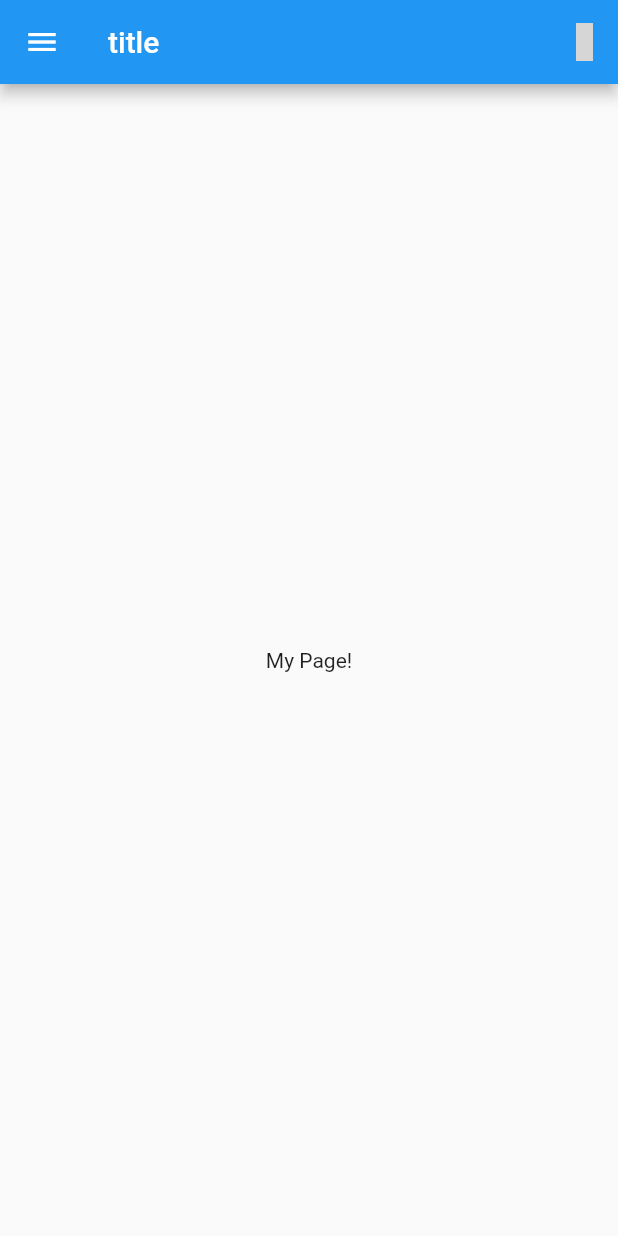
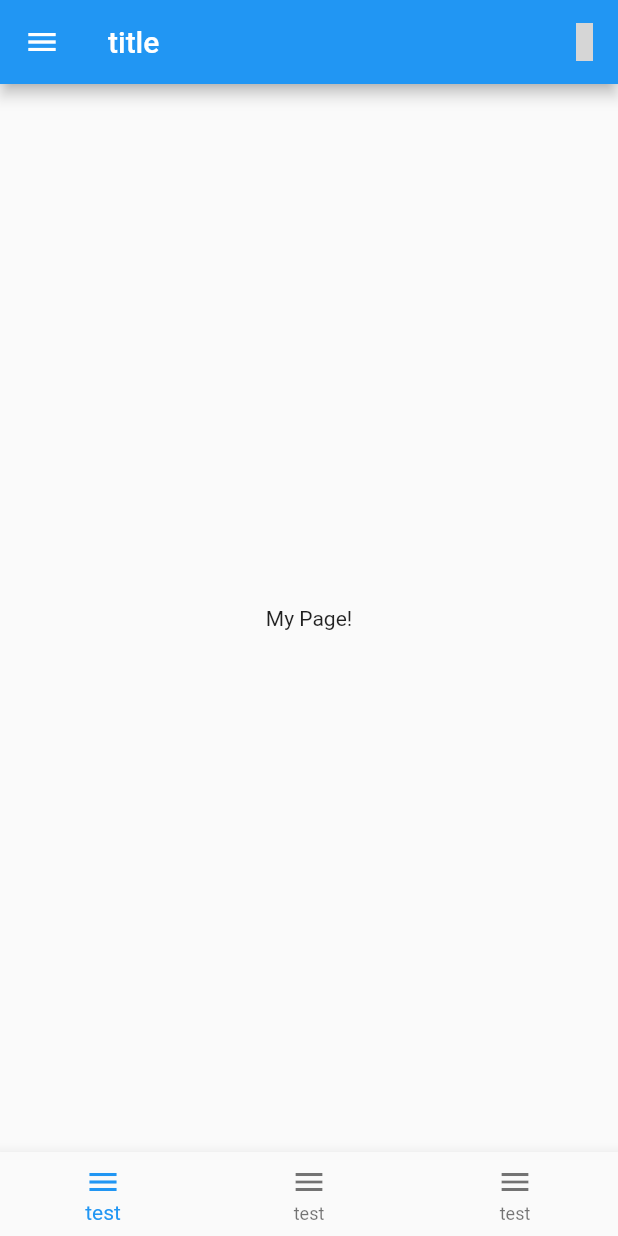
Before and after one commit to ShiroYacha/flutterhackathon19, a Flutter app: the screen it shows after launch, on a phone screen of 412 x 824 dp. Run offline on Flutter 3.47's test engine with Material 2 defaults, Android fonts, the phone set to English and light mode, and no system bars; our stand-ins replace flushbar, flutter_icons, flutter_inner_drawer, hidden_drawer_menu; missing offline and left inert: barcode_scan; grey boxes are pictures that could not be loaded.

Commit message:
fix snackbar factory, work on bottom navbar

```diff
--- /dev/null
+++ b/flutterpen/lib/bottom_navbar.dart
@@ -0,0 +1,22 @@
+import 'package:flutter/material.dart';
+import 'package:flutter_icons/flutter_icons.dart';
+
+class BottomNavbarFactory {
+  static const String initial = "initial";
+
+  Widget createBottomNavbar(
+    String library,
+  ) {
+    switch (library) {
+      case initial:
+        return BottomNavigationBar(
+          items: [
+            BottomNavigationBarItem(icon: Icon(Icons.menu), title: Text("test")),
+            BottomNavigationBarItem(icon: Icon(Icons.menu), title: Text("test")),
+            BottomNavigationBarItem(icon: Icon(Icons.menu), title: Text("test")),
+          ],
+        );
+        break;
+    }
+  }
+}
--- a/flutterpen/lib/drawers.dart
+++ b/flutterpen/lib/drawers.dart
@@ -4,6 +4,7 @@ import 'package:hidden_drawer_menu/hidden_drawer/hidden_drawer_menu.dart';
 import 'package:hidden_drawer_menu/menu/item_hidden_menu.dart';
 import 'package:hidden_drawer_menu/hidden_drawer/screen_hidden_drawer.dart';
 import 'package:flutter_icons/flutter_icons.dart';
+import 'bottom_navbar.dart';
 
 class DrawerRoute {}
 
@@ -11,18 +12,21 @@ class DrawerFactory {
   static const String initial = "initial";
   static const String hidden_drawer_menu = "hidden_drawer_menu";
   static const String flutter_inner_drawer = "flutter_inner_drawer";
+  BottomNavbarFactory _bottomNavbarFactory = BottomNavbarFactory();
 
   final GlobalKey<InnerDrawerState> _innerDrawerKey =
       GlobalKey<InnerDrawerState>();
 
-  Widget createDrawerApp(String library, List<DrawerRoute> routes, BuildContext context, Function qrCallback) {
+  Widget createDrawerApp(String library, List<DrawerRoute> routes,
+      BuildContext context, Map<String, String> _configs, Function qrCallback) {
     switch (library) {
       case "initial":
-        return createFlutterDrawerMenuApp(routes, context, qrCallback);
+        return createFlutterDrawerMenuApp(
+            routes, context, _configs, qrCallback);
       case "hidden_drawer_menu":
-        return createHiddenDrawerMenuApp(routes, context, qrCallback);
+        return createHiddenDrawerMenuApp(routes, context, _configs, qrCallback);
       case "flutter_inner_drawer":
-        return createInnerDrawerMenuApp(routes, context, qrCallback);
+        return createInnerDrawerMenuApp(routes, context, _configs, qrCallback);
       default:
     }
     return Container();
@@ -31,20 +35,27 @@ class DrawerFactory {
   Widget createQrScanActionButton(Function callback) {
     return InkWell(
       onTap: callback,
-      child: Padding(padding: EdgeInsets.symmetric(horizontal: 10), child: Icon(
+      child: Padding(
+        padding: EdgeInsets.symmetric(horizontal: 10),
+        child: Icon(
           MaterialCommunityIcons.getIconData("qrcode-scan"),
           size: 25,
           color: Colors.white,
-      ),),
+        ),
+      ),
     );
   }
 
-  Widget createFlutterDrawerMenuApp(List<DrawerRoute> routes,  BuildContext context,  Function qrCallback) {
+  Widget createFlutterDrawerMenuApp(List<DrawerRoute> routes,
+      BuildContext context, Map<String, String> _configs, Function qrCallback) {
     return Scaffold(
-      appBar: AppBar(title: Text("title"), actions: <Widget>[
-        createQrScanActionButton(qrCallback)
-      ],),
+      appBar: AppBar(
+        title: Text("title"),
+        actions: <Widget>[createQrScanActionButton(qrCallback)],
+      ),
       body: Center(child: Text('My Page!')),
+      bottomNavigationBar:
+          _bottomNavbarFactory.createBottomNavbar(_configs["bottom_navbar"]),
       drawer: Drawer(
         // Add a ListView to the drawer. This ensures the user can scroll
         // through the options in the Drawer if there isn't enough vertical
@@ -83,7 +94,8 @@ class DrawerFactory {
     );
   }
 
-  Widget createInnerDrawerMenuApp(List<DrawerRoute> routes,  BuildContext context, Function qrCallback) {
+  Widget createInnerDrawerMenuApp(List<DrawerRoute> routes,
+      BuildContext context, Map<String, String> _configs, Function qrCallback) {
     return InnerDrawer(
         key: _innerDrawerKey,
         position: InnerDrawerPosition.start, // required
@@ -93,23 +105,31 @@ class DrawerFactory {
         colorTransition: Colors.blue, // default Color.black54
         animationType: InnerDrawerAnimation.linear, // default static
         innerDrawerCallback: (a) => print(a), // return bool
-        child: Material(child: Container(color: Colors.blue, child: ListView(children: <Widget>[
-
-        ],))),
-        //  A Scaffold is generally used but you are free to use other widgets
-        // Note: use "automaticallyImplyLeading: false" if you do not personalize "leading" of Bar
+        child: Material(
+            child: Container(
+                color: Colors.blue,
+                child: ListView(
+                  children: <Widget>[],
+                ))),
         scaffold: Scaffold(
           appBar: AppBar(
             title: Text("title"),
-          leading: InkWell(onTap: (){
+            leading: InkWell(
+              onTap: () {
                 _innerDrawerKey.currentState.open();
-          },child: Icon(Icons.menu),),
+              },
+              child: Icon(Icons.menu),
+            ),
             automaticallyImplyLeading: true,
             actions: <Widget>[createQrScanActionButton(qrCallback)],
-        )));
+          ),
+          bottomNavigationBar: _bottomNavbarFactory
+              .createBottomNavbar(_configs["bottom_navbar"]),
+        ));
   }
 
-  Widget createHiddenDrawerMenuApp(List<DrawerRoute> routes,  BuildContext context,  Function qrCallback) {
+  Widget createHiddenDrawerMenuApp(List<DrawerRoute> routes,
+      BuildContext context, Map<String, String> _configs, Function qrCallback) {
     var itens = List<ScreenHiddenDrawer>();
     itens.add(new ScreenHiddenDrawer(
         new ItemHiddenMenu(
@@ -119,12 +139,18 @@ class DrawerFactory {
               TextStyle(color: Colors.white.withOpacity(0.5), fontSize: 25.0),
           selectedStyle: TextStyle(color: Colors.teal),
         ),
-        Container(
+        Scaffold(
+          body: Container(
             color: Colors.teal,
             child: Center(
-            child: Text("title",
-                style: TextStyle(color: Colors.white, fontSize: 30.0)),
+              child: Text(
+                "title",
+                style: TextStyle(color: Colors.white, fontSize: 30.0),
               ),
+            ),
+          ),
+          bottomNavigationBar: _bottomNavbarFactory
+              .createBottomNavbar(_configs["bottom_navbar"]),
         )));
 
     itens.add(new ScreenHiddenDrawer(
@@ -135,7 +161,8 @@ class DrawerFactory {
               TextStyle(color: Colors.white.withOpacity(0.5), fontSize: 25.0),
           selectedStyle: TextStyle(color: Colors.orange),
         ),
-        Container(
+        Scaffold(
+          body: Container(
             color: Colors.orange,
             child: Center(
               child: Text(
@@ -143,6 +170,9 @@ class DrawerFactory {
                 style: TextStyle(color: Colors.white, fontSize: 30.0),
               ),
             ),
+          ),
+          bottomNavigationBar: _bottomNavbarFactory
+              .createBottomNavbar(_configs["bottom_navbar"]),
         )));
     return HiddenDrawerMenu(
       initPositionSelected: 0,
--- a/flutterpen/lib/main.dart
+++ b/flutterpen/lib/main.dart
@@ -3,6 +3,7 @@ import 'package:flutter_icons/flutter_icons.dart';
 import 'package:barcode_scan/barcode_scan.dart';
 import 'drawers.dart';
 import 'snackbar.dart';
+import 'bottom_navbar.dart';
 
 void main() => runApp(MyApp());
 
@@ -46,12 +47,15 @@ class MyHomePage extends StatefulWidget {
 }
 
 class _MyHomePageState extends State<MyHomePage> {
+  final GlobalKey<ScaffoldState> _scaffoldKey = new GlobalKey<ScaffoldState>();
+
   DrawerFactory _drawerFactory = DrawerFactory();
   SnackbarFactory _snackbarFactory = SnackbarFactory();
 
   Map<String, String> _configs = {
     "drawer": DrawerFactory.initial,
-    "snackbar": SnackbarFactory.initial
+    "snackbar": SnackbarFactory.initial,
+    "bottom_navbar": BottomNavbarFactory.initial
   };
 
   @override
@@ -62,24 +66,30 @@ class _MyHomePageState extends State<MyHomePage> {
     // The Flutter framework has been optimized to make rerunning build methods
     // fast, so that you can just rebuild anything that needs updating rather
     // than having to individually change instances of widgets.
-    return _drawerFactory.createDrawerApp(_configs["drawer"], [
-      // return _drawerFactory.createDrawerApp("flutter_inner_drawer", [
-      DrawerRoute(),
-      DrawerRoute(),
-      DrawerRoute(),
-    ], context, () async {
+    return Scaffold(
+        key: _scaffoldKey,
+        body: _drawerFactory.createDrawerApp(
+            _configs["drawer"],
+            [
+              // return _drawerFactory.createDrawerApp("flutter_inner_drawer", [
+              DrawerRoute(),
+              DrawerRoute(),
+              DrawerRoute(),
+            ],
+            context,
+            _configs, () async {
       try {
         final encryptedBarcode = await BarcodeScanner.scan();
         final parts = encryptedBarcode.split(";");
         setState(() {
           _configs[parts[0]] = parts[1];
         });
-        _snackbarFactory.show(_configs["snackbar"], "Library switch on ${parts[0]}",
-            "Switched to ${parts[1]}", context,
+        _snackbarFactory.show(_configs["snackbar"],
+            "Library switch on ${parts[0]}", "Switched to ${parts[1]}", context, _scaffoldKey,
             seconds: 5);
       } catch (e) {
         print(e);
       }
-    });
+    }));
   }
 }
```
Also changed, not shown: flutterpen/lib/snackbar.dart (+22 -6 lines). Lines whose indentation alone changed are shown as unchanged.
